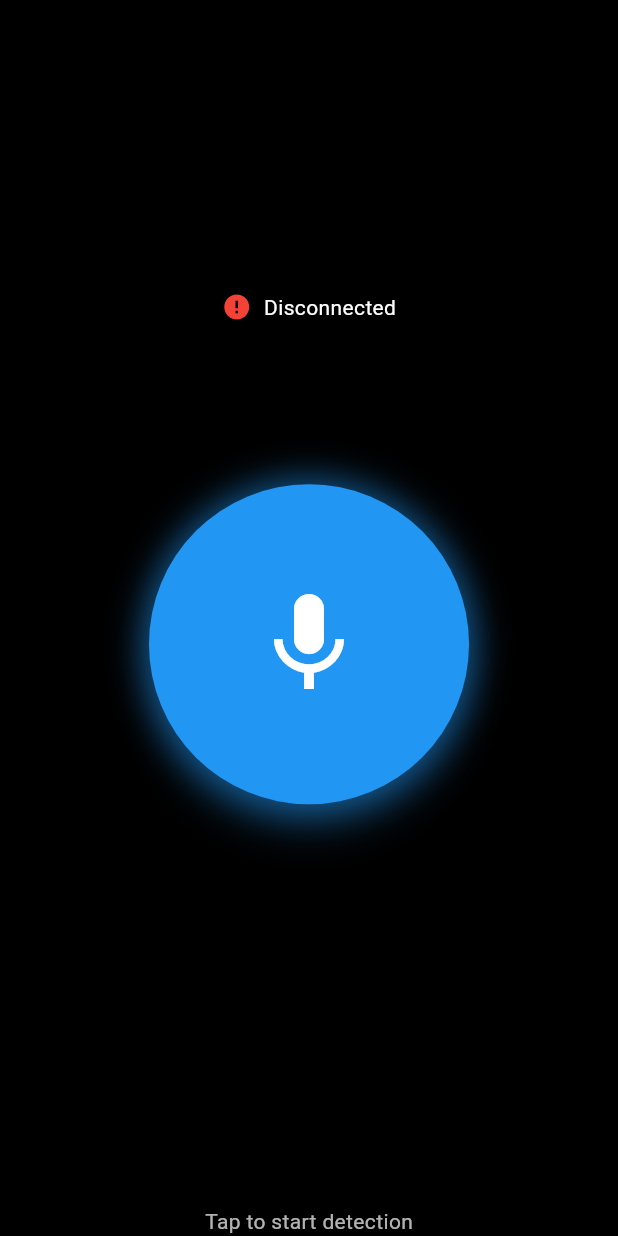
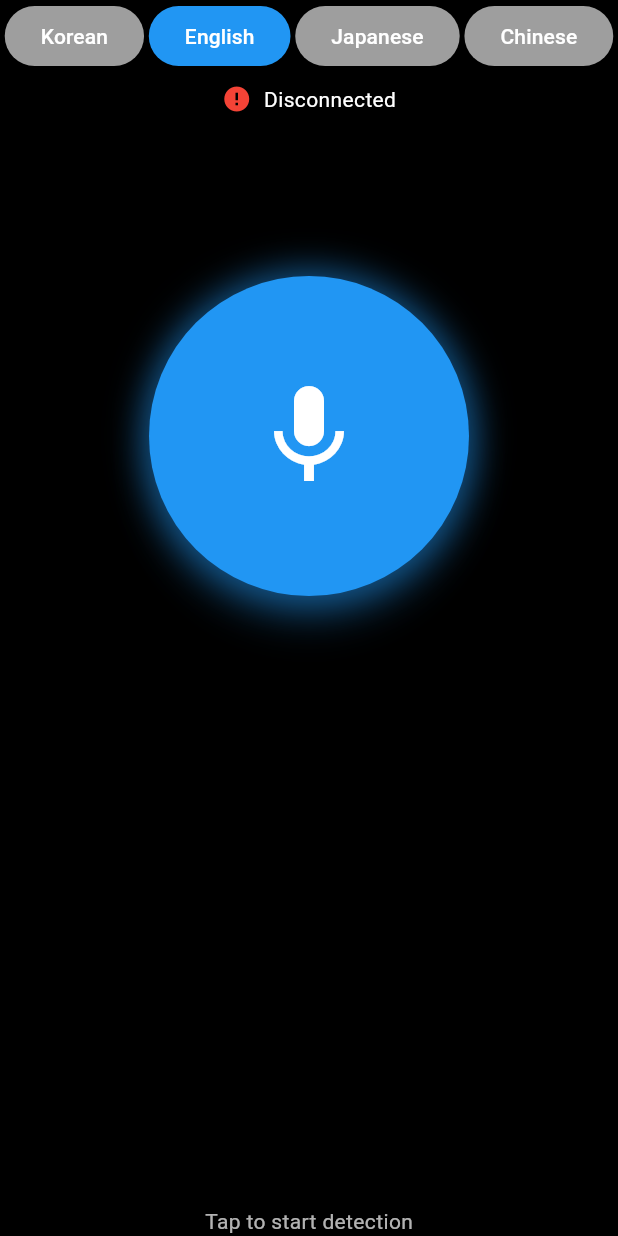
Before and after one commit to EmoAI-Translator/EmoAI-Translator, a Flutter app: the screen it shows after launch, on a phone screen of 412 x 824 dp. Run offline on Flutter 3.47's test engine with Material 3 defaults, Android fonts, the phone set to English and light mode, and no system bars; our stand-ins replace flutter_tts, web; missing offline and left inert: dart:js, dart:js_interop, dart:js_util; network calls fail; statements that could not run were skipped.

Commit message:
feat: language byutton added

```diff
--- a/frontend/lib/main.dart
+++ b/frontend/lib/main.dart
@@ -128,6 +128,8 @@ class _EmotionDetectionPageState extends State<EmotionDetectionPage> {
   List<String> Speaker1 = [];
   List<String> Speaker2 = [];
   bool _initialstate = true;
+  String _currentLanguage1 = 'en';
+  String _currentLanguage2 = 'ko';
 
   // Return Example (Backend → Frontend)
   //   {
@@ -590,8 +592,77 @@ class _EmotionDetectionPageState extends State<EmotionDetectionPage> {
                       // Main content
                       Center(
                         child: Column(
-                          mainAxisAlignment: MainAxisAlignment.center,
+                          // mainAxisAlignment: MainAxisAlignmen  t.center,
                           children: [
+                            Row(
+                              mainAxisAlignment: MainAxisAlignment.spaceEvenly,
+                              children: [
+                                ElevatedButton(
+                                  onPressed: () {
+                                    setState(() {
+                                      _currentLanguage1 = 'ko';
+                                    });
+                                  },
+                                  style: ElevatedButton.styleFrom(
+                                    backgroundColor: _currentLanguage1 == 'ko'
+                                        ? Colors.blue
+                                        : Colors.grey,
+                                  ),
+                                  child: Text(
+                                    'Korean',
+                                    style: TextStyle(color: Colors.white),
+                                  ),
+                                ),
+                                ElevatedButton(
+                                  onPressed: () {
+                                    setState(() {
+                                      _currentLanguage1 = 'en';
+                                    });
+                                  },
+                                  style: ElevatedButton.styleFrom(
+                                    backgroundColor: _currentLanguage1 == 'en'
+                                        ? Colors.blue
+                                        : Colors.grey,
+                                  ),
+                                  child: Text(
+                                    'English',
+                                    style: TextStyle(color: Colors.white),
+                                  ),
+                                ),
+                                ElevatedButton(
+                                  onPressed: () {
+                                    setState(() {
+                                      _currentLanguage1 = 'jp';
+                                    });
+                                  },
+                                  style: ElevatedButton.styleFrom(
+                                    backgroundColor: _currentLanguage1 == 'jp'
+                                        ? Colors.blue
+                                        : Colors.grey,
+                                  ),
+                                  child: Text(
+                                    'Japanese',
+                                    style: TextStyle(color: Colors.white),
+                                  ),
+                                ),
+                                ElevatedButton(
+                                  onPressed: () {
+                                    setState(() {
+                                      _currentLanguage1 = 'cn';
+                                    });
+                                  },
+                                  style: ElevatedButton.styleFrom(
+                                    backgroundColor: _currentLanguage1 == 'cn'
+                                        ? Colors.blue
+                                        : Colors.grey,
+                                  ),
+                                  child: Text(
+                                    'Chinese',
+                                    style: TextStyle(color: Colors.white),
+                                  ),
+                                ),
+                              ],
+                            ),
                             // Status indicator
                             Container(
                               padding: const EdgeInsets.symmetric(
```
